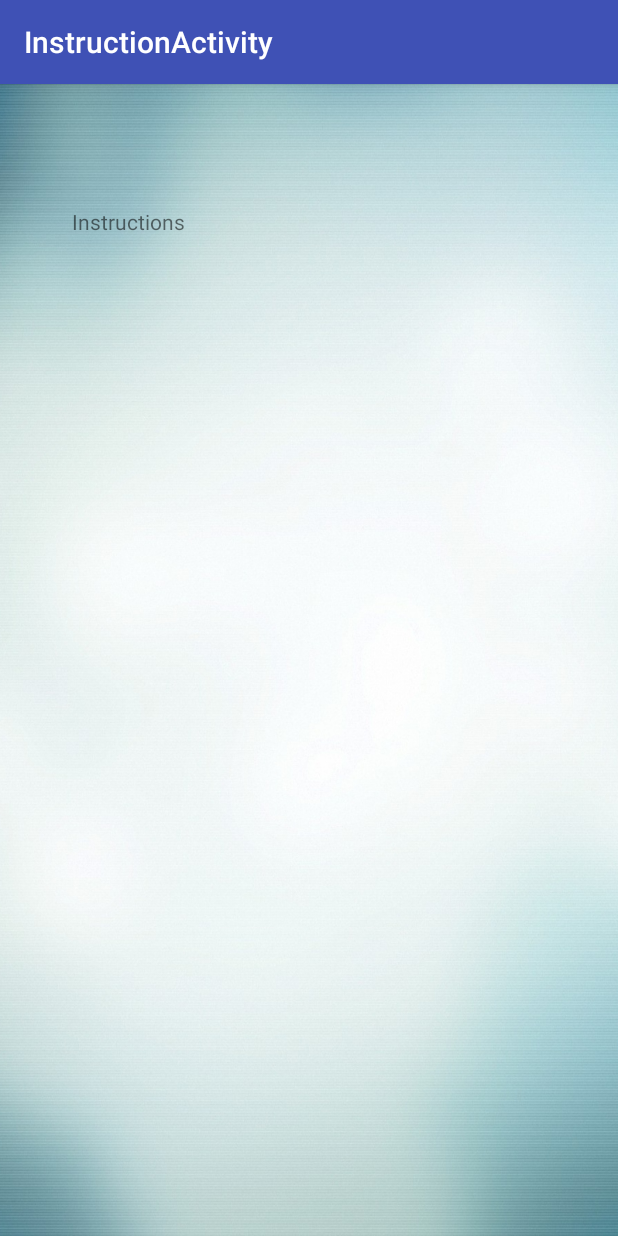
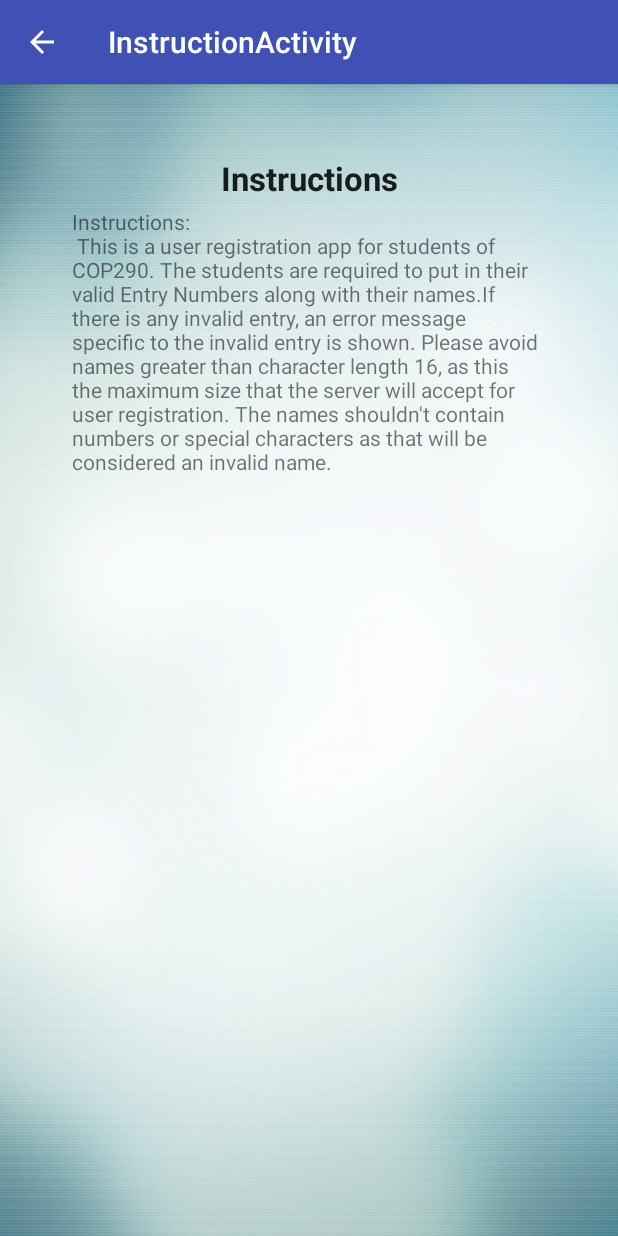
Before and after one commit to akshittyagi/AssignmentZero, an Android app: the InstructionActivity screen opened directly, with no data from a screen before it, on a phone screen of 412 x 824 dp. Run offline under Robolectric (Android 15) with nearby library versions, the light colour scheme and no system bars.

Commit message:
Layout Changes

```diff
--- a/app/src/main/AndroidManifest.xml
+++ b/app/src/main/AndroidManifest.xml
@@ -28,7 +28,12 @@
         <activity
             android:name=".InstructionActivity"
             android:label="@string/title_activity_instruction"
-            android:theme="@style/AppTheme.NoActionBar" />
+            android:parentActivityName=".MainActivity"
+            android:theme="@style/AppTheme.NoActionBar" >
+        <meta-data
+            android:name="android.support.PARENT_ACTIVITY"
+            android:value="com.example.akty7.assignment03.MainActivity" />
+        </activity>
         <activity
             android:name=".AboutActivity"
             android:label="@string/title_activity_about"
--- a/app/src/main/java/com/example/akty7/assignment03/InstructionActivity.java
+++ b/app/src/main/java/com/example/akty7/assignment03/InstructionActivity.java
@@ -6,9 +6,10 @@ import android.support.design.widget.Snackbar;
 import android.support.v7.app.AppCompatActivity;
 import android.support.v7.widget.Toolbar;
 import android.view.View;
+import android.widget.TextView;
 
 public class InstructionActivity extends AppCompatActivity {
-
+    TextView txtView = null;
     @Override
     protected void onCreate(Bundle savedInstanceState) {
         super.onCreate(savedInstanceState);
@@ -16,6 +17,16 @@ public class InstructionActivity extends AppCompatActivity {
         Toolbar toolbar = (Toolbar) findViewById(R.id.toolbar);
         setSupportActionBar(toolbar);
         //TODO:Add instructions for this activity
+        String str="Instructions: \n " +
+                "This is a user registration app for students of COP290. " +
+                "The students are required to put in their valid Entry Numbers along with their names." +
+                "If there is any invalid entry, an error message specific to the invalid entry is shown. "+
+                "Please avoid names greater than character length 16, as this the maximum size that the server will accept for user registration. "+
+                "The names shouldn't contain numbers or special characters as that will be considered an invalid name.";
+        txtView=(TextView) findViewById(R.id.textView);
+        txtView.setText(str);
+        getSupportActionBar().setDisplayHomeAsUpEnabled(true);
+
 
     }
 
--- a/app/src/main/res/layout/content_instruction.xml
+++ b/app/src/main/res/layout/content_instruction.xml
@@ -11,13 +11,25 @@
     app:layout_behavior="@string/appbar_scrolling_view_behavior"
     tools:context="com.example.akty7.assignment03.InstructionActivity"
     tools:showIn="@layout/activity_instruction">
-
     <TextView
-        android:layout_width="wrap_content"
+        android:layout_width="match_parent"
+        android:layout_height="wrap_content"
+        android:textAppearance="?android:attr/textAppearanceLarge"
+        android:text="Instructions"
+        android:textAlignment="center"
+        android:gravity="center"
+        android:textStyle="bold"
+        android:id="@+id/textView5"
+  />
+    <TextView
+        android:layout_width="match_parent"
         android:layout_height="wrap_content"
         android:text="Instructions"
         android:id="@+id/textView"
         android:layout_alignParentTop="true"
         android:layout_alignParentStart="true"
+        android:textSize="14sp"
         android:layout_marginTop="34dp" />
+
+
 </RelativeLayout>
--- a/app/src/main/res/layout/content_main.xml
+++ b/app/src/main/res/layout/content_main.xml
@@ -19,7 +19,7 @@
             android:orientation="vertical"
             android:layout_width="match_parent"
             android:layout_height="wrap_content"
-            android:paddingBottom="@dimen/activity_vertical_margin_main"
+            android:paddingBottom="@dimen/activity_vertical_margin"
             android:paddingLeft="@dimen/activity_horizontal_margin_main"
             android:paddingRight="@dimen/activity_horizontal_margin_main"
             android:paddingTop="@dimen/activity_vertical_margin_main"
```
Also changed, not shown: 3 other files.
